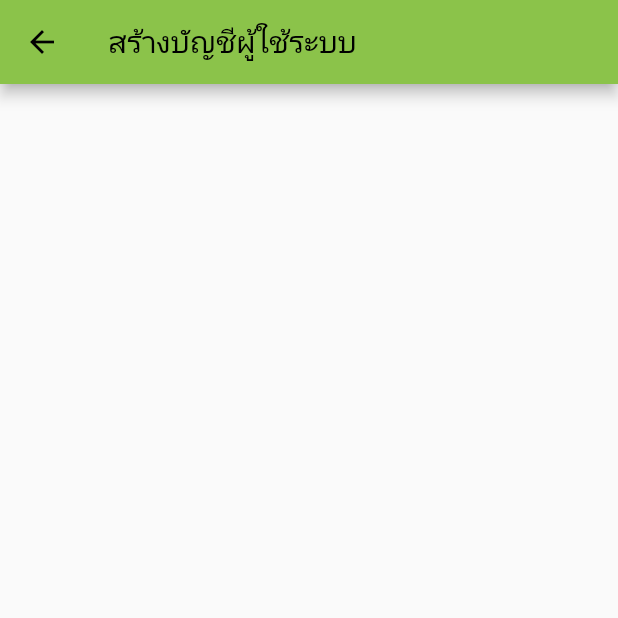
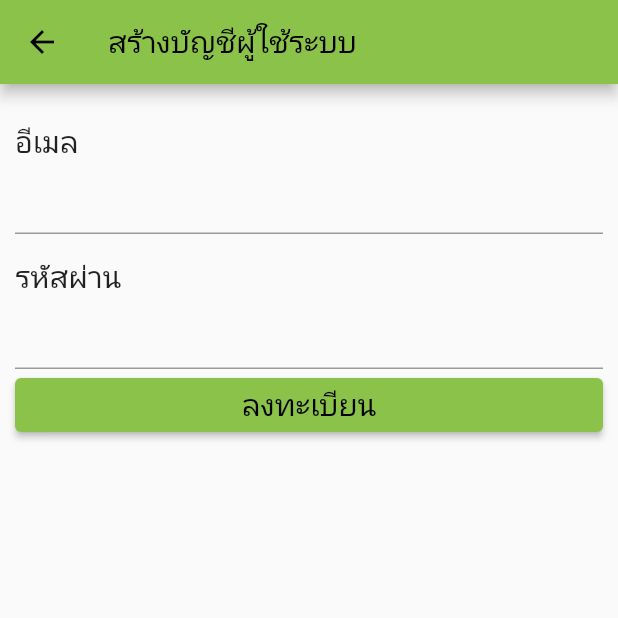
Before and after one commit to Kevinfame007/flutter_and_firebase, a Flutter app: the RegisterScreen screen opened directly, on a phone screen of 412 x 824 dp, the top half of it. Run offline on Flutter 3.47's test engine with Material 2 defaults, Android fonts, the light colour scheme and no system bars.

Commit message:
navigation and register screen
navigation all screen to home screen and register screen create register form

```diff
--- /dev/null
+++ b/lib/model/profile.dart
@@ -0,0 +1,6 @@
+class Profile {
+  String email;
+  String password;
+
+  Profile({required this.email,required this.password});
+}
--- a/lib/screen/register.dart
+++ b/lib/screen/register.dart
@@ -14,6 +14,37 @@ class _RegisterScreenState extends State<RegisterScreen> {
       appBar: AppBar(
         title: Text("สร้างบัญชีผู้ใช้ระบบ"),
       ),
+      body: Container(
+        child: Padding(
+          padding: const EdgeInsets.all(10.0),
+          child: SingleChildScrollView(
+            child: Form(
+              child: Column(
+                crossAxisAlignment: CrossAxisAlignment.start,
+                children: [
+                  SizedBox(
+                    height: 15,
+                  ),
+                  Text("อีเมล", style: TextStyle(fontSize: 20)),
+                  TextFormField(),
+                  SizedBox(
+                    height: 15,
+                  ),
+                  Text("รหัสผ่าน", style: TextStyle(fontSize: 20)),
+                  TextFormField(),
+                  SizedBox(
+                    width: double.infinity,
+                    child: ElevatedButton(
+                      child: Text("ลงทะเบียน", style: TextStyle(fontSize: 20)),
+                      onPressed: () {},
+                    ),
+                  ),
+                ],
+              ),
+            ),
+          ),
+        ),
+      ),
     );
   }
 }
```
